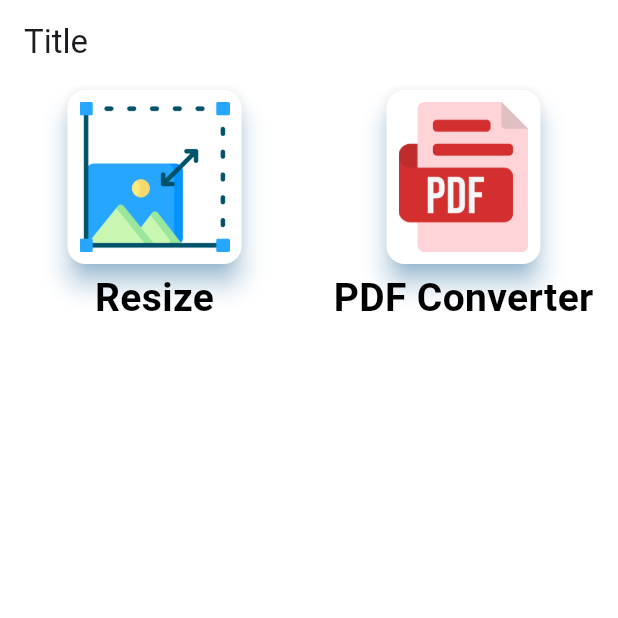
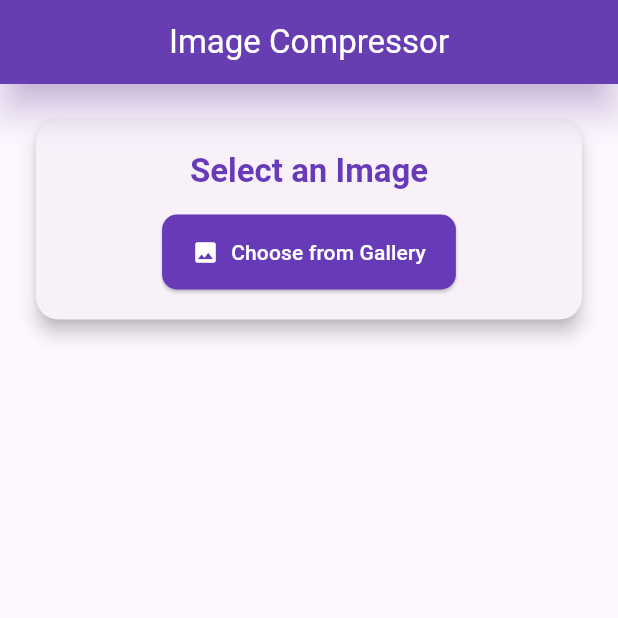
Before and after one commit to rahulkumardev24/smart_kit, a Flutter app: the screen it shows after launch, on a phone screen of 412 x 824 dp, the top half of it. Run offline on Flutter 3.47's test engine with Material 3 defaults, Android fonts, the light colour scheme and no system bars; our stand-ins replace image_cropper, image_picker, open_file, pdf; missing offline and left inert: gallery_saver_plus.

Commit message:
image compress screen implement

```diff
--- a/lib/home_screen.dart
+++ b/lib/home_screen.dart
@@ -1,12 +1,14 @@
 import 'package:flutter/material.dart';
 import 'package:smart_kit/domain/uitils.dart';
+import 'package:smart_kit/screen/image_compress_screen.dart';
 import 'package:smart_kit/screen/image_resize_screen.dart';
 import 'package:smart_kit/screen/image_to_pdf_screen.dart';
-
 import 'constant/app_colors.dart';
 
 class HomeScreen extends StatefulWidget {
-  const HomeScreen({super.key});
+  final ImageCompressionScreen compressionScreen;
+
+  const HomeScreen({super.key, required this.compressionScreen});
 
   @override
   State<HomeScreen> createState() => _HomeScreenState();
@@ -18,6 +20,10 @@ class _HomeScreenState extends State<HomeScreen> {
     {
       "title": "PDF Converter",
       "image": "lib/assets/images/pdf-file-format.png"
+    },
+    {
+      "title": "Image Compression",
+      "image": "lib/assets/images/compress.png"
     },
   ];
 
@@ -48,6 +54,12 @@ class _HomeScreenState extends State<HomeScreen> {
                         MaterialPageRoute(
                             builder: (context) => const ImageToPdfScreen()));
                   }
+                  if (tool[index]['title'] == "Image Compression") {
+                    Navigator.push(
+                        context,
+                        MaterialPageRoute(
+                            builder: (context) => const ImageCompressionScreen()));
+                  }
                 },
                 child: Column(
                   children: [
--- a/lib/main.dart
+++ b/lib/main.dart
@@ -1,8 +1,5 @@
-
-import 'package:flutter/cupertino.dart';
 import 'package:flutter/material.dart';
-import 'package:smart_kit/home_screen.dart';
-import 'package:smart_kit/screen/image_resize_screen.dart';
+import 'package:smart_kit/screen/image_compress_screen.dart';
 
 void main() {
   runApp(const MyApp());
@@ -21,7 +18,7 @@ class MyApp extends StatelessWidget {
         colorScheme: ColorScheme.fromSeed(seedColor: Colors.deepPurple),
         useMaterial3: true,
       ),
-      home: HomeScreen()
+      home: const ImageCompressionScreen()
     );
   }
 }
--- /dev/null
+++ b/lib/screen/image_compress_screen.dart
@@ -0,0 +1,391 @@
+import 'dart:io';
+import 'package:flutter/material.dart';
+import 'package:gallery_saver_plus/gallery_saver.dart';
+import 'package:image_picker/image_picker.dart';
+import 'package:image/image.dart' as img;
+import 'package:path_provider/path_provider.dart';
+import 'package:flutter/services.dart';
+
+class ImageCompressionScreen extends StatefulWidget {
+  const ImageCompressionScreen({super.key});
+
+  @override
+  State<ImageCompressionScreen> createState() => _ImageCompressionScreenState();
+}
+
+class _ImageCompressionScreenState extends State<ImageCompressionScreen> {
+  File? _selectedImage;
+  double _compressionQuality = 50;
+  File? _compressedImage;
+  int? _originalSize;
+  int? _compressedSize;
+
+  final ImagePicker _picker = ImagePicker();
+
+  Future<void> _pickImage() async {
+    try {
+      final XFile? pickedFile =
+          await _picker.pickImage(source: ImageSource.gallery);
+      if (pickedFile != null) {
+        setState(() {
+          _selectedImage = File(pickedFile.path);
+          _originalSize = _selectedImage!.lengthSync();
+          _compressedImage = null;
+          _compressedSize = null;
+        });
+      }
+    } catch (e) {
+      _showErrorSnackbar('Failed to pick image: $e');
+    }
+  }
+
+  Future<void> _compressImage() async {
+    if (_selectedImage == null) return;
+
+    try {
+      setState(() {
+        _compressedImage = null;
+      });
+
+      // Read the image
+      final imageBytes = await _selectedImage!.readAsBytes();
+      final image = img.decodeImage(imageBytes);
+
+      // Compress the image
+      final compressedImage = img.copyResize(
+        image!,
+        width: (image.width * (_compressionQuality / 100)).round(),
+        height: (image.height * (_compressionQuality / 100)).round(),
+      );
+
+      // Save the compressed image
+      final tempDir = await getTemporaryDirectory();
+      final tempPath =
+          '${tempDir.path}/compressed_${DateTime.now().millisecondsSinceEpoch}.jpg';
+      final compressedFile = File(tempPath);
+
+      final compressedBytes =
+          img.encodeJpg(compressedImage, quality: _compressionQuality.toInt());
+      await compressedFile.writeAsBytes(compressedBytes);
+
+      setState(() {
+        _compressedImage = compressedFile;
+        _compressedSize = compressedBytes.length;
+      });
+
+      _showSuccessSnackbar('Image compressed successfully!');
+    } catch (e) {
+      _showErrorSnackbar('Error compressing image: $e');
+    }
+  }
+
+  Future<void> _saveToGallery() async {
+    if (_compressedImage == null) return;
+    try {
+      final success = await GallerySaver.saveImage(
+        _compressedImage!.path,
+        albumName: 'Smart Kit',
+      );
+      if (success == true) {
+        _showSuccessSnackbar('Image saved to gallery!');
+      } else {
+        _showErrorSnackbar('Failed to save image');
+      }
+    } catch (e) {
+      _showErrorSnackbar('Error saving image: $e');
+    }
+  }
+
+  void _showSuccessSnackbar(String message) {
+    ScaffoldMessenger.of(context).showSnackBar(
+      SnackBar(
+        content: Text(message),
+        backgroundColor: Colors.green,
+      ),
+    );
+  }
+
+  void _showErrorSnackbar(String message) {
+    ScaffoldMessenger.of(context).showSnackBar(
+      SnackBar(
+        content: Text(message),
+        backgroundColor: Colors.red,
+      ),
+    );
+  }
+
+  String _formatBytes(int bytes) {
+    if (bytes < 1024) return '$bytes B';
+    if (bytes < 1048576) return '${(bytes / 1024).toStringAsFixed(1)} KB';
+    return '${(bytes / 1048576).toStringAsFixed(1)} MB';
+  }
+
+  @override
+  Widget build(BuildContext context) {
+    return Scaffold(
+      appBar: AppBar(
+        title: const Text('Image Compressor'),
+        centerTitle: true,
+        backgroundColor: Colors.deepPurple,
+        foregroundColor: Colors.white,
+        elevation: 10,
+        shadowColor: Colors.deepPurple.withOpacity(0.5),
+      ),
+      body: SingleChildScrollView(
+        padding: const EdgeInsets.all(20),
+        child: Column(
+          crossAxisAlignment: CrossAxisAlignment.stretch,
+          children: [
+            // Image selection card
+            Card(
+              elevation: 5,
+              shape: RoundedRectangleBorder(
+                borderRadius: BorderRadius.circular(15),
+              ),
+              child: Padding(
+                padding: const EdgeInsets.all(20),
+                child: Column(
+                  children: [
+                    Text(
+                      'Select an Image',
+                      style: Theme.of(context).textTheme.titleLarge?.copyWith(
+                            fontWeight: FontWeight.bold,
+                            color: Colors.deepPurple,
+                          ),
+                    ),
+                    const SizedBox(height: 15),
+                    ElevatedButton.icon(
+                      icon: const Icon(Icons.image),
+                      label: const Text('Choose from Gallery'),
+                      style: ElevatedButton.styleFrom(
+                        backgroundColor: Colors.deepPurple,
+                        foregroundColor: Colors.white,
+                        padding: const EdgeInsets.symmetric(
+                            vertical: 15, horizontal: 20),
+                        shape: RoundedRectangleBorder(
+                          borderRadius: BorderRadius.circular(10),
+                        ),
+                      ),
+                      onPressed: _pickImage,
+                    ),
+                    if (_selectedImage != null) ...[
+                      const SizedBox(height: 20),
+                      Text(
+                        'Original Image',
+                        style: Theme.of(context).textTheme.titleMedium,
+                      ),
+                      const SizedBox(height: 10),
+                      ClipRRect(
+                        borderRadius: BorderRadius.circular(10),
+                        child: Image.file(
+                          _selectedImage!,
+                          height: 200,
+                          fit: BoxFit.cover,
+                        ),
+                      ),
+                      const SizedBox(height: 10),
+                      Text(
+                        'Size: ${_formatBytes(_originalSize!)}',
+                        style: Theme.of(context).textTheme.bodyMedium?.copyWith(
+                              color: Colors.grey[700],
+                            ),
+                      ),
+                    ],
+                  ],
+                ),
+              ),
+            ),
+
+            if (_selectedImage != null) ...[
+              const SizedBox(height: 30),
+              // Compression controls
+              Card(
+                elevation: 5,
+                shape: RoundedRectangleBorder(
+                  borderRadius: BorderRadius.circular(15),
+                ),
+                child: Padding(
+                  padding: const EdgeInsets.all(20),
+                  child: Column(
+                    crossAxisAlignment: CrossAxisAlignment.start,
+                    children: [
+                      Text(
+                        'Compression Settings',
+                        style: Theme.of(context).textTheme.titleLarge?.copyWith(
+                              fontWeight: FontWeight.bold,
+                              color: Colors.deepPurple,
+                            ),
+                      ),
+                      const SizedBox(height: 15),
+                      Row(
+                        children: [
+                          Expanded(
+                            child: Text(
+                              'Quality: ${_compressionQuality.round()}%',
+                              style: Theme.of(context).textTheme.titleMedium,
+                            ),
+                          ),
+                          Text(
+                            _compressionQuality.round() < 30
+                                ? 'Low'
+                                : _compressionQuality.round() < 70
+                                    ? 'Medium'
+                                    : 'High',
+                            style: TextStyle(
+                              color: _compressionQuality.round() < 30
+                                  ? Colors.red
+                                  : _compressionQuality.round() < 70
+                                      ? Colors.orange
+                                      : Colors.green,
+                              fontWeight: FontWeight.bold,
+                            ),
+                          ),
+                        ],
+                      ),
+                      Slider(
+                        value: _compressionQuality,
+                        min: 10,
+                        max: 100,
+                        divisions: 9,
+                        activeColor: Colors.deepPurple,
+                        inactiveColor: Colors.deepPurple[100],
+                        thumbColor: Colors.deepPurpleAccent,
+                        label: '${_compressionQuality.round()}%',
+                        onChanged: (value) {
+                          setState(() {
+                            _compressionQuality = value;
+                          });
+                        },
+                      ),
+                      const SizedBox(height: 10),
+                      ElevatedButton.icon(
+                        icon: const Icon(Icons.compress),
+                        label: const Text('Compress Image'),
+                        style: ElevatedButton.styleFrom(
+                          backgroundColor: Colors.deepPurple,
+                          foregroundColor: Colors.white,
+                          padding: const EdgeInsets.symmetric(
+                              vertical: 15, horizontal: 20),
+                          shape: RoundedRectangleBorder(
+                            borderRadius: BorderRadius.circular(10),
+                          ),
+                        ),
+                        onPressed: _compressImage,
+                      ),
+                    ],
+                  ),
+                ),
+              ),
+            ],
+
+            if (_compressedImage != null) ...[
+              const SizedBox(height: 30),
+              // Compressed image result
+              Card(
+                elevation: 5,
+                shape: RoundedRectangleBorder(
+                  borderRadius: BorderRadius.circular(15),
+                ),
+                child: Padding(
+                  padding: const EdgeInsets.all(20),
+                  child: Column(
+                    children: [
+                      Text(
+                        'Compressed Result',
+                        style: Theme.of(context).textTheme.titleLarge?.copyWith(
+                              fontWeight: FontWeight.bold,
+                              color: Colors.deepPurple,
+                            ),
+                      ),
+                      const SizedBox(height: 15),
+                      ClipRRect(
+                        borderRadius: BorderRadius.circular(10),
+                        child: Image.file(
+                          _compressedImage!,
+                          height: 200,
+                          fit: BoxFit.cover,
+                        ),
+                      ),
+                      const SizedBox(height: 15),
+                      Row(
+                        mainAxisAlignment: MainAxisAlignment.spaceBetween,
+                        children: [
+                          Column(
+                            crossAxisAlignment: CrossAxisAlignment.start,
+                            children: [
+                              Text(
+                                'Original Size',
+                                style: Theme.of(context).textTheme.bodySmall,
+                              ),
+                              Text(
+                                _formatBytes(_originalSize!),
+                                style: Theme.of(context).textTheme.bodyLarge,
+                              ),
+                            ],
+                          ),
+                          Column(
+                            crossAxisAlignment: CrossAxisAlignment.start,
+                            children: [
+                              Text(
+                                'Compressed Size',
+                                style: Theme.of(context).textTheme.bodySmall,
+                              ),
+                              Text(
+                                _formatBytes(_compressedSize!),
+                                style: Theme.of(context)
+                                    .textTheme
+                                    .bodyLarge
+                                    ?.copyWith(
+                                      color: Colors.green,
+                                      fontWeight: FontWeight.bold,
+                                    ),
+                              ),
+                            ],
+                          ),
+                          Column(
+                            crossAxisAlignment: CrossAxisAlignment.start,
+                            children: [
+                              Text(
+                                'Reduction',
+                                style: Theme.of(context).textTheme.bodySmall,
+                              ),
+                              Text(
+                                '${((1 - _compressedSize! / _originalSize!) * 100).toStringAsFixed(1)}%',
+                                style: Theme.of(context)
+                                    .textTheme
+                                    .bodyLarge
+                                    ?.copyWith(
+                                      color: Colors.red,
+                                      fontWeight: FontWeight.bold,
+                                    ),
+                              ),
+                            ],
+                          ),
+                        ],
+                      ),
+                      const SizedBox(height: 20),
+                      ElevatedButton.icon(
+                        icon: const Icon(Icons.save_alt),
+                        label: const Text('Save to Gallery'),
+                        style: ElevatedButton.styleFrom(
+                          backgroundColor: Colors.green,
+                          foregroundColor: Colors.white,
+                          padding: const EdgeInsets.symmetric(
+                              vertical: 15, horizontal: 20),
+                          shape: RoundedRectangleBorder(
+                            borderRadius: BorderRadius.circular(10),
+                          ),
+                        ),
+                        onPressed: _saveToGallery,
+                      ),
+                    ],
+                  ),
+                ),
+              ),
+            ],
+          ],
+        ),
+      ),
+    );
+  }
+}
```
Also changed, not shown: pubspec.yaml (+22 -4 lines), lib/screen/image_to_pdf_screen.dart (indentation only), pubspec.lock, 6 other files.
